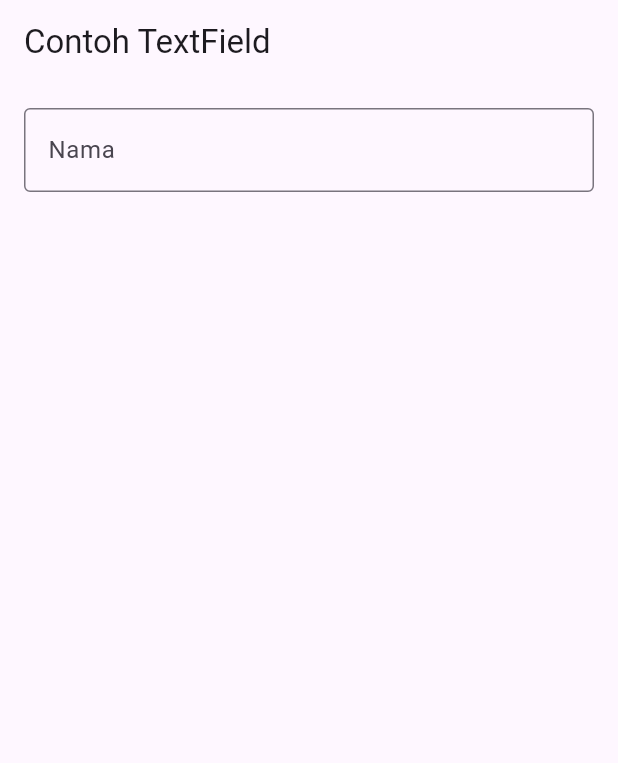
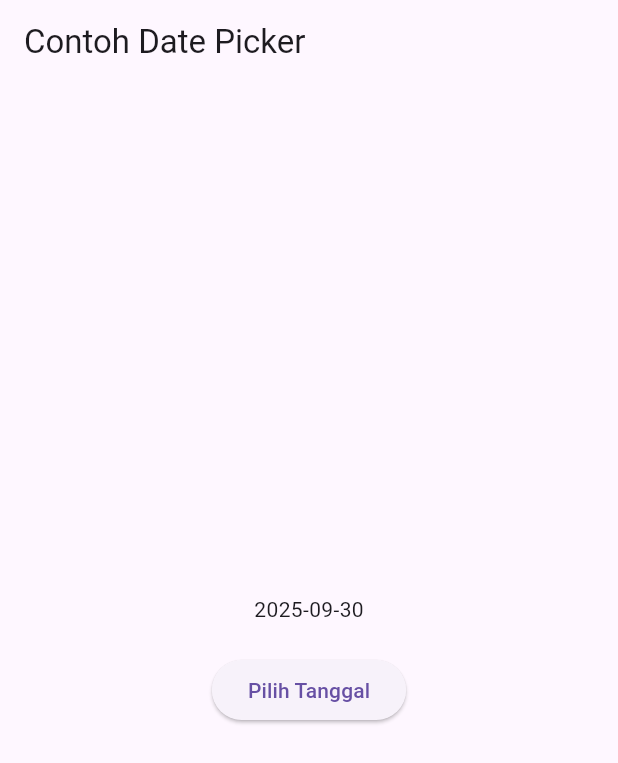
Before and after one commit to nechasyifa/PemrogramanMobile-Ganjil-2025, a Flutter app: the screen it shows after launch, on a phone screen of 412 x 824 dp. Shown: the top 763 px of the screen. Run offline on Flutter 3.47's test engine with Material 3 defaults, Android fonts, the phone set to English and light mode, and no system bars.

Commit message:
JS5_P5_Langkah6

```diff
--- a/Week5/hello_world/lib/main.dart
+++ b/Week5/hello_world/lib/main.dart
@@ -1,26 +1,71 @@
+import 'dart:async';
 import 'package:flutter/material.dart';
 
-void main() {
-  runApp(const MyApp());
-}
+void main() => runApp(const MyApp());
 
 class MyApp extends StatelessWidget {
   const MyApp({Key? key}) : super(key: key);
 
   @override
   Widget build(BuildContext context) {
-    return MaterialApp(
-      home: Scaffold(
-        appBar: AppBar(title: const Text("Contoh TextField")),
-        body: Padding(
-          padding: const EdgeInsets.all(16.0),
-          child: TextField(
-            obscureText: false,
-            decoration: const InputDecoration(
-              border: OutlineInputBorder(),
-              labelText: 'Nama',
+    return const MaterialApp(
+      title: 'Contoh Date Picker',
+      home: MyHomePage(title: 'Contoh Date Picker'),
+    );
+  }
+}
+
+class MyHomePage extends StatefulWidget {
+  const MyHomePage({Key? key, required this.title}) : super(key: key);
+
+  final String title;
+
+  @override
+  _MyHomePageState createState() => _MyHomePageState();
+}
+
+class _MyHomePageState extends State<MyHomePage> {
+  // Variable/State untuk mengambil tanggal
+  DateTime selectedDate = DateTime.now();
+
+  //  Initial SelectDate FLutter
+  Future<void> _selectDate(BuildContext context) async {
+    // Initial DateTime FIinal Picked
+    final DateTime? picked = await showDatePicker(
+        context: context,
+        initialDate: selectedDate,
+        firstDate: DateTime(2015, 8),
+        lastDate: DateTime(2101));
+    if (picked != null && picked != selectedDate) {
+      setState(() {
+        selectedDate = picked;
+      });
+    }
+  }
+
+  @override
+  Widget build(BuildContext context) {
+    return Scaffold(
+      appBar: AppBar(
+        title: Text(widget.title),
+      ),
+      body: Center(
+        child: Column(
+          mainAxisSize: MainAxisSize.min,
+          children: <Widget>[
+            Text("${selectedDate.toLocal()}".split(' ')[0]),
+            const SizedBox(
+              height: 20.0,
             ),
-          ),
+            ElevatedButton(
+              onPressed: () => {
+                _selectDate(context),
+                // ignore: avoid_print
+                print(selectedDate.day + selectedDate.month + selectedDate.year)
+              },
+              child: const Text('Pilih Tanggal'),
+            ),
+          ],
         ),
       ),
     );
```
Also changed, not shown: Week5/hello_world/images/07.png (added), 1 other file.
